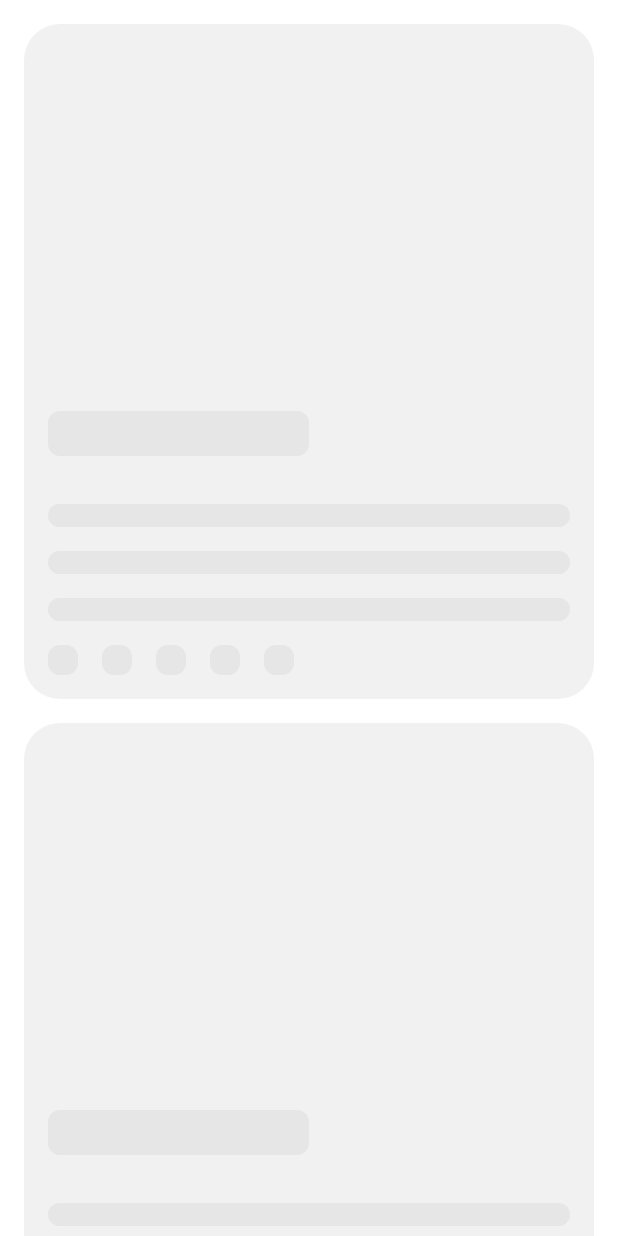
After one commit to SamGarciaDev/OnePieceApp, an Android app built with Jetpack Compose: the composable ShimmerEffect shown on its own in the app's theme, on a phone screen of 412 x 824 dp. The commit adds this screen. Run offline under Robolectric (Android 15) with nearby library versions, the light colour scheme and no system bars; 1 statement that could not run was skipped.

Commit message:
Add shimmer effect

```diff
--- a/app/src/main/java/edu/samgarcia/onepieceapp/di/NetworkModule.kt
+++ b/app/src/main/java/edu/samgarcia/onepieceapp/di/NetworkModule.kt
@@ -28,8 +28,8 @@ object NetworkModule {
     @Singleton
     fun provideHttpClient(): OkHttpClient {
         return OkHttpClient.Builder()
-            .readTimeout(16, TimeUnit.MINUTES)
-            .connectTimeout(16, TimeUnit.MINUTES)
+            .readTimeout(15, TimeUnit.SECONDS)
+            .connectTimeout(15, TimeUnit.SECONDS)
             .build()
     }
 
--- /dev/null
+++ b/app/src/main/java/edu/samgarcia/onepieceapp/presentation/components/ShimmerEffect.kt
@@ -0,0 +1,114 @@
+package edu.samgarcia.onepieceapp.presentation.components
+
+import android.content.res.Configuration.UI_MODE_NIGHT_YES
+import androidx.compose.animation.core.*
+import androidx.compose.foundation.isSystemInDarkTheme
+import androidx.compose.foundation.layout.*
+import androidx.compose.foundation.lazy.LazyColumn
+import androidx.compose.foundation.shape.RoundedCornerShape
+import androidx.compose.material.Surface
+import androidx.compose.runtime.Composable
+import androidx.compose.runtime.getValue
+import androidx.compose.ui.Modifier
+import androidx.compose.ui.draw.alpha
+import androidx.compose.ui.graphics.Color
+import androidx.compose.ui.tooling.preview.Preview
+import edu.samgarcia.onepieceapp.ui.theme.*
+
+@Composable
+fun ShimmerEffect() {
+    LazyColumn(
+        contentPadding = PaddingValues(all = XS_PADDING),
+        verticalArrangement = Arrangement.spacedBy(XS_PADDING)
+    ) {
+        items(count = 2) {
+            AnimatedShimmerItem()
+        }
+    }
+}
+
+@Composable
+fun AnimatedShimmerItem() {
+    val transition = rememberInfiniteTransition()
+    val alphaAnim by transition.animateFloat(
+        initialValue = 1f,
+        targetValue = 0f,
+        animationSpec = infiniteRepeatable(
+            animation = tween(
+                durationMillis = 500,
+                easing = FastOutLinearInEasing
+            ),
+            repeatMode = RepeatMode.Reverse
+        )
+    )
+
+    ShimmerItem(alpha = alphaAnim)
+}
+
+@Composable
+fun ShimmerItem(alpha: Float) {
+    Surface(
+        modifier = Modifier
+            .fillMaxWidth()
+            .height(CHARACTER_ITEM_HEIGHT),
+        color = if (isSystemInDarkTheme()) Color.Black else ShimmerLightGray,
+        shape = RoundedCornerShape(size = S_PADDING)
+    ) {
+        Column(
+            modifier = Modifier.padding(all = XS_PADDING),
+            verticalArrangement = Arrangement.Bottom
+        ) {
+            Surface(
+                modifier = Modifier
+                    .alpha(alpha)
+                    .fillMaxWidth(0.5f)
+                    .height(SHIMMER_NAME_HEIGHT),
+                color = if (isSystemInDarkTheme()) ShimmerDarkGray else ShimmerMediumGray,
+                shape = RoundedCornerShape(size = XXS_PADDING)
+            ) {}
+
+            Spacer(modifier = Modifier.padding(all = XS_PADDING))
+
+            repeat(3) {
+                Surface(
+                    modifier = Modifier
+                        .alpha(alpha)
+                        .fillMaxWidth()
+                        .height(SHIMMER_ABOUT_HEIGHT),
+                    color = if (isSystemInDarkTheme())
+                        ShimmerDarkGray else ShimmerMediumGray,
+                    shape = RoundedCornerShape(size = XXS_PADDING)
+                ) {}
+
+                Spacer(modifier = Modifier.padding(all = XXS_PADDING))
+            }
+
+            Row(modifier = Modifier.fillMaxWidth()) {
+                repeat(5){
+                    Surface(
+                        modifier = Modifier
+                            .alpha(alpha)
+                            .size(SHIMMER_RATING_HEIGHT),
+                        color = if (isSystemInDarkTheme())
+                            ShimmerDarkGray else ShimmerMediumGray,
+                        shape = RoundedCornerShape(size = XXS_PADDING)
+                    ) {}
+
+                    Spacer(modifier = Modifier.padding(all = XXS_PADDING))
+                }
+            }
+        }
+    }
+}
+
+@Preview
+@Composable
+fun ShimmerItemPreview() {
+    AnimatedShimmerItem()
+}
+
+@Preview(uiMode = UI_MODE_NIGHT_YES)
+@Composable
+fun ShimmerItemDarkPreview() {
+    AnimatedShimmerItem()
+}
--- a/app/src/main/java/edu/samgarcia/onepieceapp/ui/theme/Color.kt
+++ b/app/src/main/java/edu/samgarcia/onepieceapp/ui/theme/Color.kt
@@ -27,6 +27,10 @@ val DarkerGrey = Color(0xFF121212)
 
 val StarColor = Color(0xFFFFC94D)
 
+val ShimmerLightGray = Color(0xFFF1F1F1)
+val ShimmerMediumGray = Color(0xFFE3E3E3)
+val ShimmerDarkGray = Color(0xFF1D1D1D)
+
 val Colors.onboardingScreenBackgroundColor
     @Composable
     get() = if (isLight) OffWhite else DarkerGrey
--- a/app/src/main/java/edu/samgarcia/onepieceapp/ui/theme/Dimensions.kt
+++ b/app/src/main/java/edu/samgarcia/onepieceapp/ui/theme/Dimensions.kt
@@ -7,3 +7,7 @@ val L_IMAGE_SIZE = 300.dp
 val PAGING_INDICATOR_WIDTH = 16.dp
 
 val CHARACTER_ITEM_HEIGHT = 450.dp
+
+val SHIMMER_NAME_HEIGHT = 30.dp
+val SHIMMER_ABOUT_HEIGHT = 15.dp
+val SHIMMER_RATING_HEIGHT = 20.dp
```
Also changed, not shown: app/src/main/java/edu/samgarcia/onepieceapp/presentation/common/ListContent.kt (+35 -4 lines).
